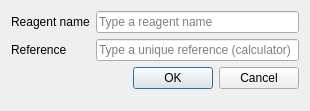
Old version of the form reagentdialog.ui in the repository FrankMamuda/fumingcube.
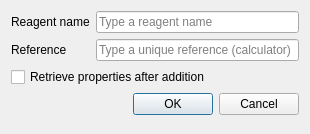
New version of the form. Icons and pictures are not drawn. Custom widgets are drawn as their Qt base class.

Diff of the .ui file:
```diff
--- a/reagentdialog.ui
+++ b/reagentdialog.ui
@@ -7,7 +7,7 @@
     <x>0</x>
     <y>0</y>
     <width>310</width>
-    <height>111</height>
+    <height>134</height>
    </rect>
   </property>
   <property name="windowTitle">
@@ -46,7 +46,7 @@
      </property>
     </widget>
    </item>
-   <item row="5" column="0" colspan="2">
+   <item row="6" column="0" colspan="2">
     <widget class="ButtonBox" name="buttonBox">
      <property name="orientation">
       <enum>Qt::Horizontal</enum>
@@ -56,6 +56,13 @@
      </property>
     </widget>
    </item>
+   <item row="5" column="0" colspan="2">
+    <widget class="QCheckBox" name="propertyCheck">
+     <property name="text">
+      <string>Retrieve properties after addition</string>
+     </property>
+    </widget>
+   </item>
   </layout>
  </widget>
  <customwidgets>
```
